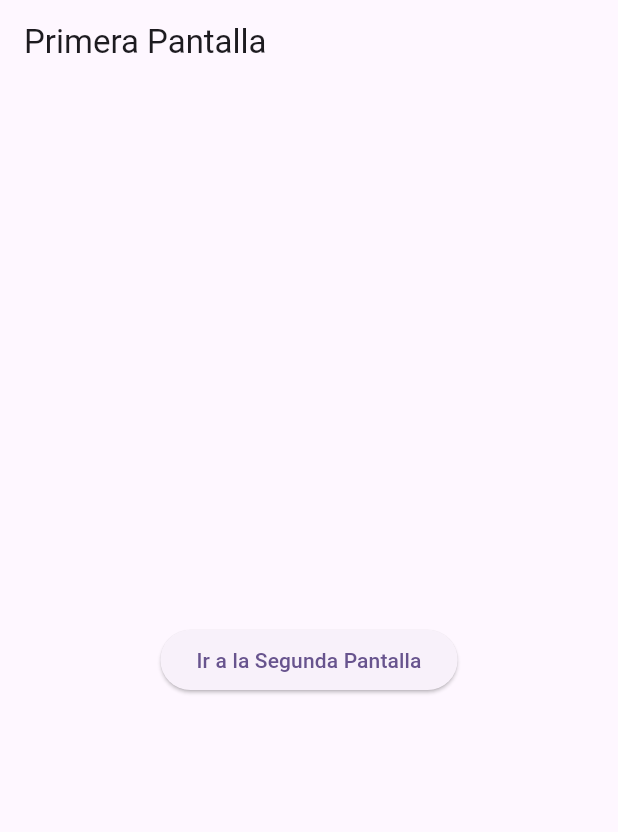
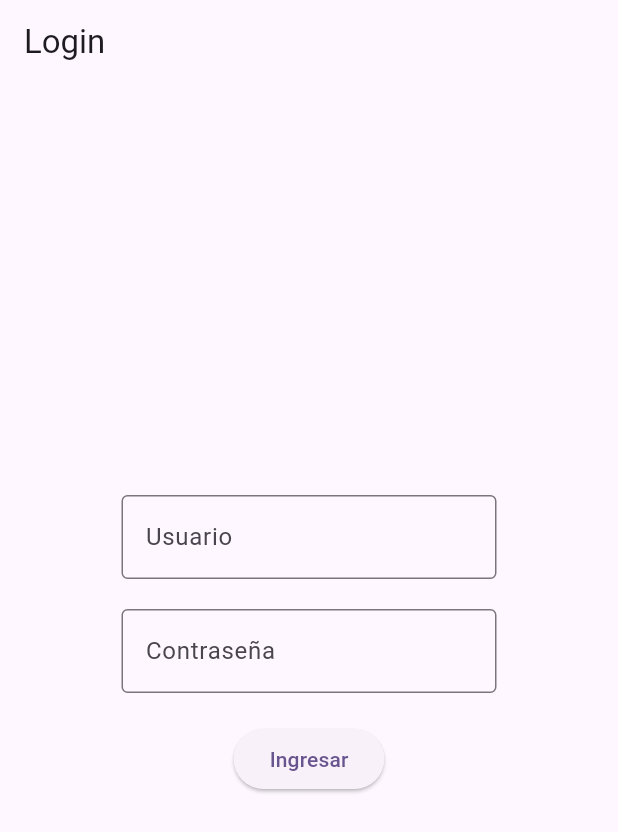
Before and after one commit to DennisCatana/status, a Flutter app: the screen it shows after launch, on a phone screen of 412 x 824 dp. Shown: the top 832 px of the screen. Run offline on Flutter 3.47's test engine with Material 3 defaults, Android fonts, the phone set to English and light mode, and no system bars.

Commit message:
Login echo

```diff
--- a/lib/firtsscreen.dart
+++ b/lib/firtsscreen.dart
@@ -1,29 +1,92 @@
 import 'package:flutter/material.dart';
+import 'dart:async'; // Importa el paquete para utilizar Future y Timer
 import 'secondscreen.dart';
 
-class FirstScreen extends StatelessWidget {
+class FirstScreen extends StatefulWidget {
+  @override
+  _FirstScreenState createState() => _FirstScreenState();
+}
+
+class _FirstScreenState extends State<FirstScreen> {
+  final TextEditingController _userController = TextEditingController();
+  final TextEditingController _passwordController = TextEditingController();
+  String _errorMessage = '';
+  bool _showErrorMessage = false; // Controla la visibilidad del mensaje
+
+  void _login() {
+    String user = _userController.text;
+    String password = _passwordController.text;
+
+    if (user == 'admin' && password == 'admin') {
+      Navigator.push(
+        context,
+        MaterialPageRoute(
+          builder: (context) => SecondScreen(user: user),
+        ),
+      );
+    } else {
+      setState(() {
+        _errorMessage = 'Usuario no autenticado';
+        _showErrorMessage = true; // Muestra el mensaje de error
+      });
+
+      // Oculta el mensaje de error después de 3 segundos
+      Timer(Duration(seconds: 3), () {
+        setState(() {
+          _showErrorMessage = false;
+        });
+      });
+    }
+  }
+
   @override
   Widget build(BuildContext context) {
-    // Definimos dos números a sumar antes del scaffold
-    int num1 = 10;
-    int num2 = 15000;
-    int suma = num1 + num2; // Calculamos la suma
-
     return Scaffold(
       appBar: AppBar(
-        title: Text('Primera Pantalla'),
+        title: Text('Login'),
       ),
       body: Center(
-        child: ElevatedButton(
-          child: Text('Ir a la Segunda Pantalla'),
-          onPressed: () {
-            Navigator.push(
-              context,
-              MaterialPageRoute(
-                builder: (context) => SecondScreen(suma: suma),
+        child: Padding(
+          padding: EdgeInsets.all(16.0),
+          child: Column(
+            mainAxisAlignment: MainAxisAlignment.center,
+            children: <Widget>[
+              SizedBox(
+                width: 250,
+                child: TextField(
+                  controller: _userController,
+                  decoration: InputDecoration(
+                    border: OutlineInputBorder(),
+                    labelText: 'Usuario',
+                  ),
+                ),
               ),
-            );
-          },
+              SizedBox(height: 20),
+              SizedBox(
+                width: 250,
+                child: TextField(
+                  controller: _passwordController,
+                  decoration: InputDecoration(
+                    border: OutlineInputBorder(),
+                    labelText: 'Contraseña',
+                  ),
+                  obscureText: true,
+                ),
+              ),
+              SizedBox(height: 20),
+              ElevatedButton(
+                child: Text('Ingresar'),
+                onPressed: _login,
+              ),
+              SizedBox(height: 20),
+              _showErrorMessage
+                  ? Text(
+                      _errorMessage,
+                      style: TextStyle(color: Colors.red),
+                    )
+                  : SizedBox(), // Mostrar solo si _showErrorMessage es true
+            ],
+          ),
         ),
       ),
     );
--- a/lib/main.dart
+++ b/lib/main.dart
@@ -12,7 +12,7 @@ class MyApp extends StatelessWidget {
   @override
   Widget build(BuildContext context) {
     return MaterialApp(
-      title: 'Flutter Navigation Demo',
+      title: 'Login Demo ',
       theme: ThemeData(
         colorScheme: ColorScheme.fromSeed(seedColor: Colors.deepPurple),
         useMaterial3: true,
--- a/lib/secondscreen.dart
+++ b/lib/secondscreen.dart
@@ -1,9 +1,9 @@
 import 'package:flutter/material.dart';
 
 class SecondScreen extends StatelessWidget {
-  final int suma;
+  final String user;
 
-  SecondScreen({required this.suma}); // Constructor
+  SecondScreen({required this.user}); // Constructor
 
   @override
   Widget build(BuildContext context) {
@@ -15,10 +15,10 @@ class SecondScreen extends StatelessWidget {
         child: Column(
           mainAxisAlignment: MainAxisAlignment.center,
           children: <Widget>[
-            Text('La suma es: $suma', style: TextStyle(fontSize: 24)),
+            Text('Bienvenido $user', style: TextStyle(fontSize: 24)),
             SizedBox(height: 20),
             ElevatedButton(
-              child: Text('Volver a la Primera Pantalla'),
+              child: Text('Cerrar sesión!'),
               onPressed: () {
                 Navigator.pop(context);
               },
```
